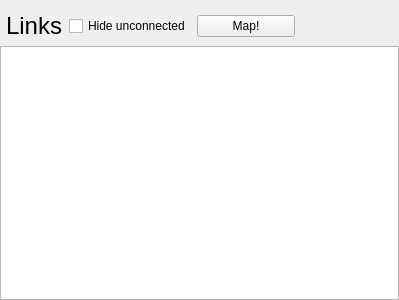
johnty/qt-mapper-versioning-test, file linkview.ui: the form before one commit.
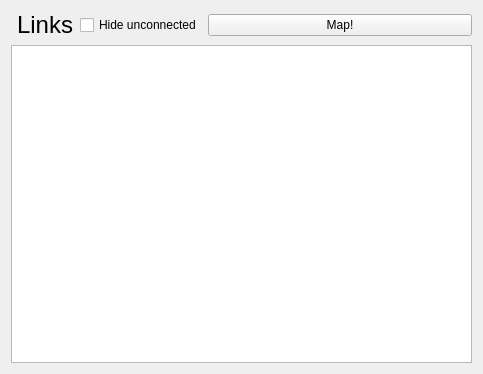
The form after the commit.

What changed in the file:
```diff
--- a/linkview.ui
+++ b/linkview.ui
@@ -6,37 +6,19 @@
    <rect>
     <x>0</x>
     <y>0</y>
-    <width>399</width>
-    <height>300</height>
+    <width>483</width>
+    <height>374</height>
    </rect>
   </property>
   <property name="windowTitle">
    <string>Form</string>
   </property>
-  <layout class="QGridLayout" name="gridLayout" columnstretch="1,0,0,0">
-   <property name="leftMargin">
-    <number>0</number>
-   </property>
-   <property name="topMargin">
-    <number>12</number>
-   </property>
-   <property name="rightMargin">
-    <number>0</number>
-   </property>
-   <property name="bottomMargin">
-    <number>0</number>
-   </property>
-   <item row="1" column="0" colspan="4">
-    <widget class="QGraphicsView" name="links">
-     <property name="verticalScrollBarPolicy">
-      <enum>Qt::ScrollBarAlwaysOff</enum>
-     </property>
-     <property name="horizontalScrollBarPolicy">
-      <enum>Qt::ScrollBarAlwaysOff</enum>
-     </property>
-    </widget>
-   </item>
+  <layout class="QGridLayout" name="gridLayout">
    <item row="0" column="0">
+    <layout class="QVBoxLayout" name="verticalLayout">
+     <item>
+      <layout class="QHBoxLayout" name="horizontalLayout">
+       <item>
     <widget class="QLabel" name="linkLabel">
      <property name="sizePolicy">
       <sizepolicy hsizetype="Fixed" vsizetype="Preferred">
@@ -57,23 +39,7 @@
      </property>
     </widget>
    </item>
-   <item row="0" column="3">
-    <spacer name="horizontalSpacer">
-     <property name="orientation">
-      <enum>Qt::Horizontal</enum>
-     </property>
-     <property name="sizeType">
-      <enum>QSizePolicy::Fixed</enum>
-     </property>
-     <property name="sizeHint" stdset="0">
-      <size>
-       <width>0</width>
-       <height>20</height>
-      </size>
-     </property>
-    </spacer>
-   </item>
-   <item row="0" column="1">
+       <item>
     <widget class="QCheckBox" name="checkBox">
      <property name="sizePolicy">
       <sizepolicy hsizetype="Fixed" vsizetype="Fixed">
@@ -86,12 +52,19 @@
      </property>
     </widget>
    </item>
-   <item row="0" column="2">
+       <item>
     <widget class="QPushButton" name="pushButtonMap">
      <property name="text">
       <string>Map!</string>
      </property>
     </widget>
+       </item>
+      </layout>
+     </item>
+    </layout>
+   </item>
+   <item row="1" column="0">
+    <widget class="QGraphicsView" name="links"/>
    </item>
   </layout>
  </widget>
```
Lines whose indentation alone changed are shown as unchanged.
